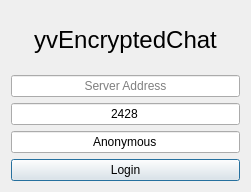
The window that yvEncryptedChat/logindialog.ui (yvbbrjdr/yvEP) describes before a commit, drawn with Qt 5.
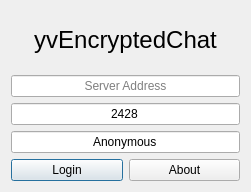
The same window after the commit.

What changed in the file:
```diff
--- a/yvEncryptedChat/logindialog.ui
+++ b/yvEncryptedChat/logindialog.ui
@@ -72,6 +72,8 @@
     </widget>
    </item>
    <item>
+    <layout class="QHBoxLayout" name="horizontalLayout">
+     <item>
     <widget class="QPushButton" name="LoginButton">
      <property name="text">
       <string>Login</string>
@@ -83,6 +85,15 @@
       <bool>true</bool>
      </property>
     </widget>
+     </item>
+     <item>
+      <widget class="QPushButton" name="AboutButton">
+       <property name="text">
+        <string>About</string>
+       </property>
+      </widget>
+     </item>
+    </layout>
    </item>
   </layout>
  </widget>
```
Lines whose indentation alone changed are shown as unchanged.
